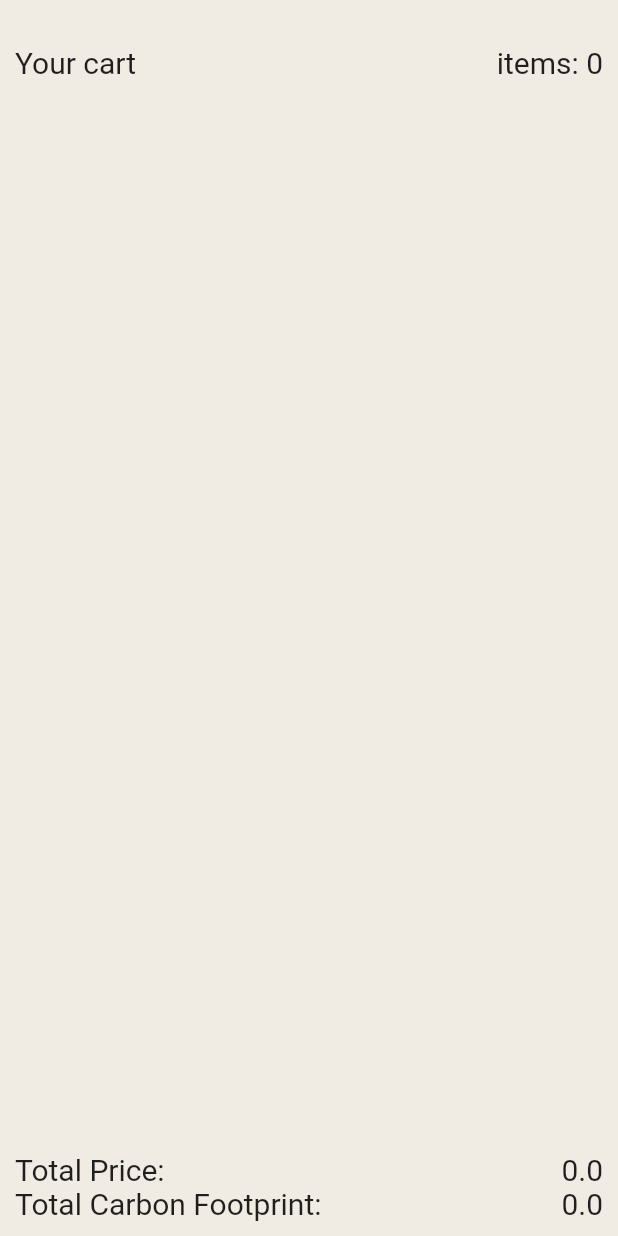
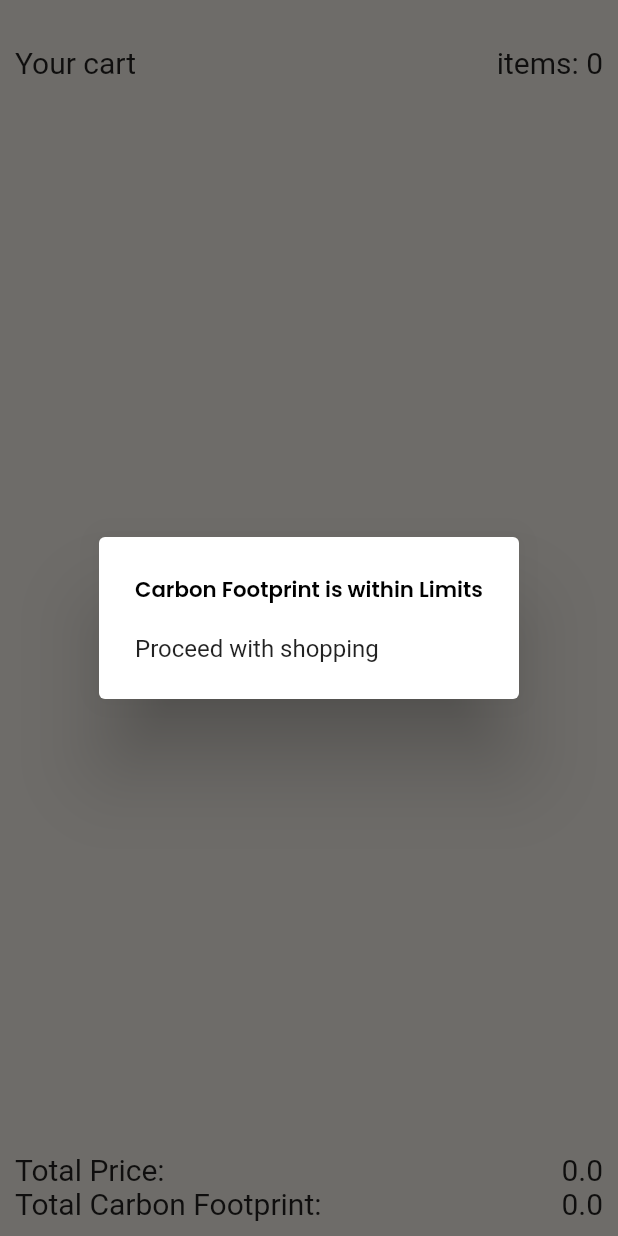
Before and after one commit to farahabuzalam/EcoShop, a Flutter app: the Iphone14SevenScreen screen opened by its route, on a phone screen of 412 x 824 dp. Run offline on Flutter 3.47's test engine with Material 2 defaults, Android fonts, the phone set to English and light mode, and no system bars; our stand-ins replace cached_network_image, flutter_svg; network calls fail.

Commit message:
final commit

```diff
--- a/lib/modules/itemModule.dart
+++ b/lib/modules/itemModule.dart
@@ -1,4 +1,3 @@
-import 'package:farah_s_ecoshop/modules/altModule.dart';
 
 
 class ItemModule{
--- a/lib/presentation/iphone_14_eight_screen/itemContainer.dart
+++ b/lib/presentation/iphone_14_eight_screen/itemContainer.dart
@@ -82,7 +82,7 @@ class _ItemContainerState extends State<ItemContainer> {
                 Row(
                   children: [
                     Text(
-                      "Carbon Footprint",
+                      "Carbon Footprint ",
                       style: TextStyle(color: Colors.black),
                     ),
                     Text(
--- a/lib/presentation/iphone_14_seven_screen/iphone_14_seven_screen.dart
+++ b/lib/presentation/iphone_14_seven_screen/iphone_14_seven_screen.dart
@@ -15,6 +15,8 @@ class Iphone14SevenScreen extends StatefulWidget {
 class _Iphone14SevenScreenState extends State<Iphone14SevenScreen> {
   @override
 
+  double _limit= GlobalVariables.cartList.length * 2;
+
   _calculateTotal() {
     double total = 0;
 
@@ -24,14 +26,11 @@ class _Iphone14SevenScreenState extends State<Iphone14SevenScreen> {
     });
 
 
-  /*  int discountPerc = _applyCode();
-    if (_validate)
-      return total - (discountPerc*total)/100;
-    else*/
+
       return total;
   }
 
-  _calculateCFTotal() {
+  _calculateCFTotal() async {
     double total = 0;
 
     GlobalVariables.cartList.forEach((element) {
@@ -44,11 +43,30 @@ class _Iphone14SevenScreenState extends State<Iphone14SevenScreen> {
     if (_validate)
       return total - (discountPerc*total)/100;
     else*/
+
+    await Future.delayed(Duration.zero, () {
+      if(total > _limit)
+      _showAlert("Carbon Footprint Excceds The Recommended Limit!", "The recommended level is: "+ '${_limit}');
+      else
+        _showAlert("Carbon Footprint is within Limits", "Proceed with shopping");
+    });
+
     return total;
   }
 
 
-  String _code = 'sofan3';
+  _showAlert(title, description){
+    showDialog<String>(
+      context: context,
+      builder: (BuildContext context) => AlertDialog(
+        title: Text(title),
+        content:  Text(description),
+
+      ),
+    );
+  }
+
+
 
   bool _validate = false;
 
@@ -100,16 +118,27 @@ class _Iphone14SevenScreenState extends State<Iphone14SevenScreen> {
                   Row(
                  children: [  Text('Total Carbon Footprint: ', style: TextStyle(fontSize: 20)),
                   Spacer(),
-                  Text(_calculateCFTotal().toString(),
-                   style: TextStyle(fontSize: 20),
-                       )],
-                       )
+
+        FutureBuilder<dynamic>(
+        future: _calculateCFTotal(),
+    builder: (context, snapshot) {
+    if (snapshot.connectionState == ConnectionState.waiting) {
+    // Display a loading indicator while waiting for the result
+    return CircularProgressIndicator();
+    } else if (snapshot.hasError) {
+    // Handle any errors that occurred
+    return Text('Error: ${snapshot.error}');
+    } else {
+    // Display the result
+    return Text('${snapshot.data}',
+    style: TextStyle(fontSize: 20));
 
 
-                ],
+    }
+        })],
               ),
-              ),
-            ]
+              ]),
+    )]
 
       ),
     );
```
Also changed, not shown: lib/presentation/iphone_14_eight_screen/carrefourItems.dart (+53 -7 lines).
